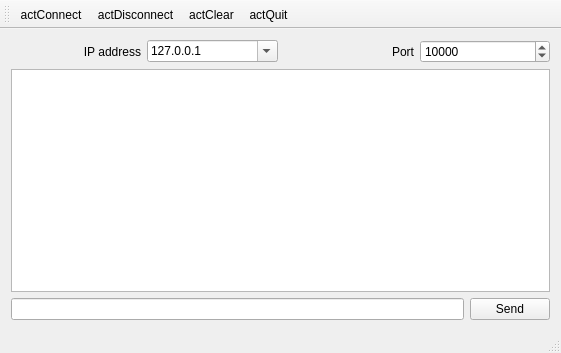
Qt form Client/extcpclient.ui (AndriiRozin/ClientServer) before a commit.
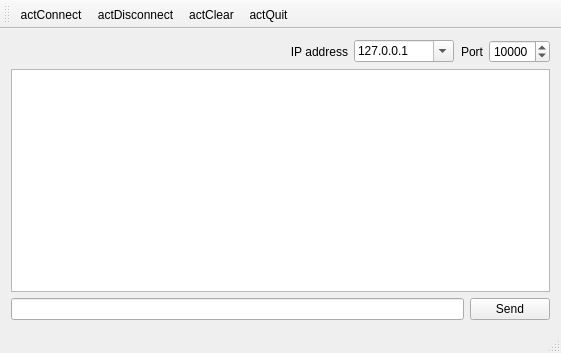
The same form after that commit. Icons and pictures are not drawn.

Patch:
```diff
--- a/Client/extcpclient.ui
+++ b/Client/extcpclient.ui
@@ -17,6 +17,19 @@
    <layout class="QVBoxLayout" name="verticalLayout">
     <item>
      <layout class="QHBoxLayout" name="horizontalLayout">
+      <item>
+       <spacer name="horizontalSpacer">
+        <property name="orientation">
+         <enum>Qt::Horizontal</enum>
+        </property>
+        <property name="sizeHint" stdset="0">
+         <size>
+          <width>40</width>
+          <height>20</height>
+         </size>
+        </property>
+       </spacer>
+      </item>
       <item>
        <widget class="QLabel" name="labIP">
         <property name="text">
@@ -29,6 +42,12 @@
       </item>
       <item>
        <widget class="QComboBox" name="comboBox">
+        <property name="minimumSize">
+         <size>
+          <width>100</width>
+          <height>0</height>
+         </size>
+        </property>
         <property name="editable">
          <bool>true</bool>
         </property>
```
